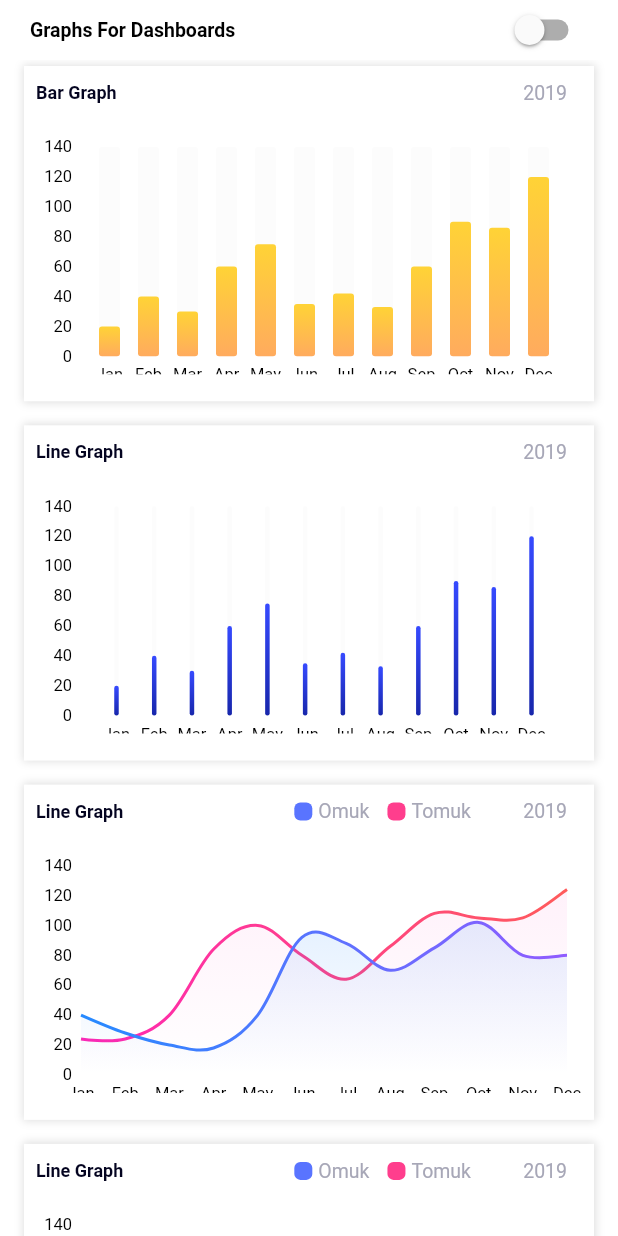
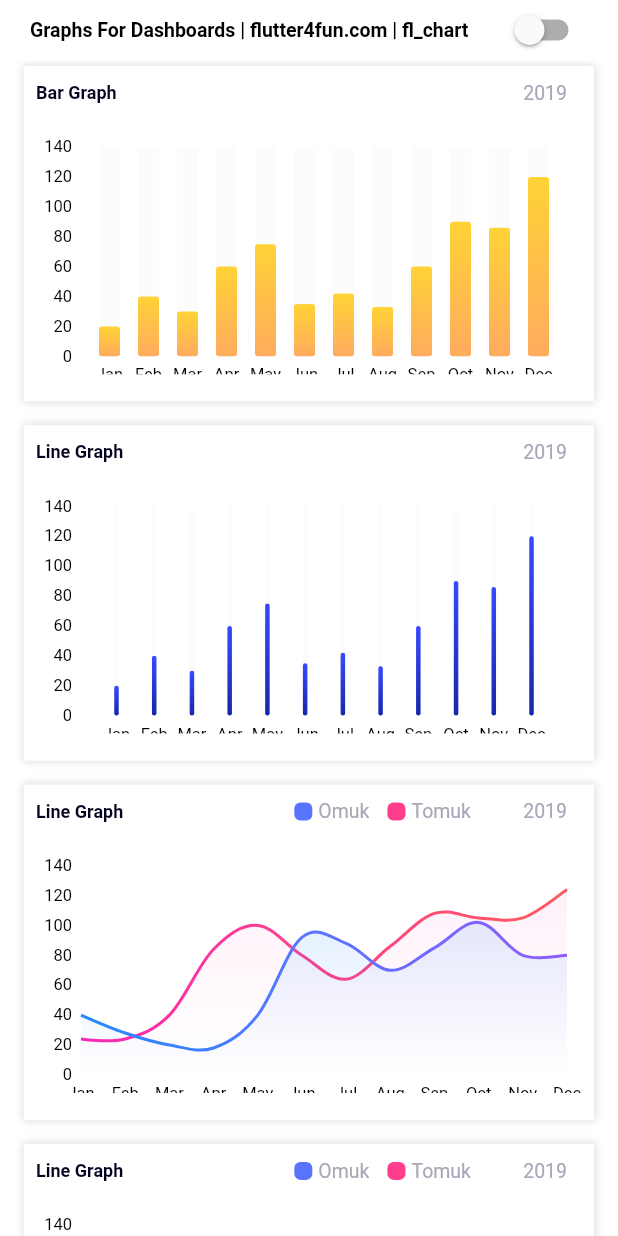
Before and after one commit to bradrushworth/amber, a Flutter app: the screen it shows after launch, on a phone screen of 412 x 824 dp. Run offline on Flutter 3.47's test engine with Material 2 defaults, Android fonts, the phone set to English and light mode, and no system bars; drawn by our look-alikes of fl_chart.

Commit message:
Update title

```diff
--- a/lib/main.dart
+++ b/lib/main.dart
@@ -63,7 +63,7 @@ class HomePage extends StatelessWidget {
                   child: Row(
                     children: [
                       Text(
-                        'Graphs For Dashboards',
+                        'Graphs For Dashboards | flutter4fun.com | fl_chart',
                         style: TextStyle(
                           color:
                               themeModel.isDark() ? Colors.white : Colors.black,
```
